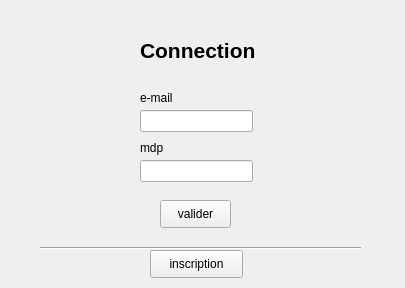
Above: view/assets/connection.ui from TheoLefeuvre16/TP_GLPOO before the change. Below: the same form after it.
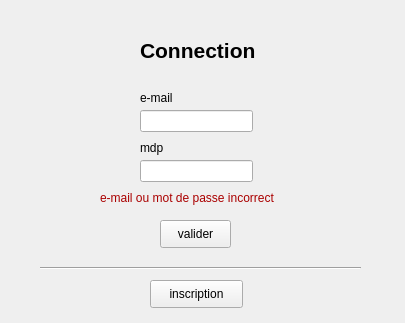
That is the form after the change.

Commit message: + fix bug crash des fenetres + message erreur lorsque on tente de faire un doublon pour l'inscription ou mauvaise connection

```diff
--- a/view/assets/connection.ui
+++ b/view/assets/connection.ui
@@ -7,7 +7,7 @@
     <x>0</x>
     <y>0</y>
     <width>405</width>
-    <height>288</height>
+    <height>323</height>
    </rect>
   </property>
   <property name="windowTitle">
@@ -18,7 +18,7 @@
     <property name="geometry">
      <rect>
       <x>40</x>
-      <y>240</y>
+      <y>260</y>
       <width>321</width>
       <height>16</height>
      </rect>
@@ -44,7 +44,7 @@
     <property name="geometry">
      <rect>
       <x>150</x>
-      <y>250</y>
+      <y>280</y>
       <width>93</width>
       <height>28</height>
      </rect>
@@ -57,7 +57,7 @@
     <property name="geometry">
      <rect>
       <x>160</x>
-      <y>200</y>
+      <y>220</y>
       <width>71</width>
       <height>28</height>
      </rect>
@@ -125,6 +125,59 @@
      <string>mdp</string>
     </property>
    </widget>
+   <widget class="QLabel" name="error_user">
+    <property name="enabled">
+     <bool>true</bool>
+    </property>
+    <property name="geometry">
+     <rect>
+      <x>100</x>
+      <y>190</y>
+      <width>191</width>
+      <height>16</height>
+     </rect>
+    </property>
+    <property name="palette">
+     <palette>
+      <active>
+       <colorrole role="WindowText">
+        <brush brushstyle="SolidPattern">
+         <color alpha="255">
+          <red>170</red>
+          <green>0</green>
+          <blue>0</blue>
+         </color>
+        </brush>
+       </colorrole>
+      </active>
+      <inactive>
+       <colorrole role="WindowText">
+        <brush brushstyle="SolidPattern">
+         <color alpha="255">
+          <red>170</red>
+          <green>0</green>
+          <blue>0</blue>
+         </color>
+        </brush>
+       </colorrole>
+      </inactive>
+      <disabled>
+       <colorrole role="WindowText">
+        <brush brushstyle="SolidPattern">
+         <color alpha="255">
+          <red>120</red>
+          <green>120</green>
+          <blue>120</blue>
+         </color>
+        </brush>
+       </colorrole>
+      </disabled>
+     </palette>
+    </property>
+    <property name="text">
+     <string>e-mail ou mot de passe incorrect</string>
+    </property>
+   </widget>
   </widget>
  </widget>
  <resources/>
```
The commit also changes 4 other files.
